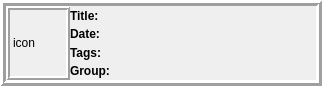
ben-sangster/mindmap, file ui/DataItem.ui: the form before one commit.
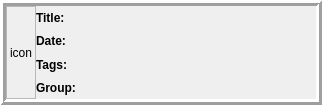
The form after the commit.

What changed in the file:
```diff
--- a/ui/DataItem.ui
+++ b/ui/DataItem.ui
@@ -7,7 +7,7 @@
     <x>0</x>
     <y>0</y>
     <width>322</width>
-    <height>80</height>
+    <height>105</height>
    </rect>
   </property>
   <property name="windowTitle">
@@ -43,37 +43,25 @@
       </property>
       <item>
        <widget class="QLabel" name="iconLabel">
-        <property name="minimumSize">
-         <size>
-          <width>64</width>
-          <height>74</height>
-         </size>
-        </property>
-        <property name="maximumSize">
-         <size>
-          <width>64</width>
-          <height>74</height>
-         </size>
+        <property name="sizePolicy">
+         <sizepolicy hsizetype="Fixed" vsizetype="Preferred">
+          <horstretch>0</horstretch>
+          <verstretch>0</verstretch>
+         </sizepolicy>
         </property>
         <property name="frameShape">
-         <enum>QFrame::Box</enum>
+         <enum>QFrame::StyledPanel</enum>
         </property>
         <property name="frameShadow">
          <enum>QFrame::Raised</enum>
         </property>
-        <property name="lineWidth">
-         <number>2</number>
-        </property>
-        <property name="midLineWidth">
-         <number>0</number>
-        </property>
         <property name="text">
          <string>icon</string>
         </property>
        </widget>
       </item>
       <item>
-       <layout class="QVBoxLayout" name="verticalLayout">
+       <layout class="QVBoxLayout" name="verticalLayout" stretch="1,1,1,1">
         <property name="spacing">
          <number>0</number>
         </property>
```
